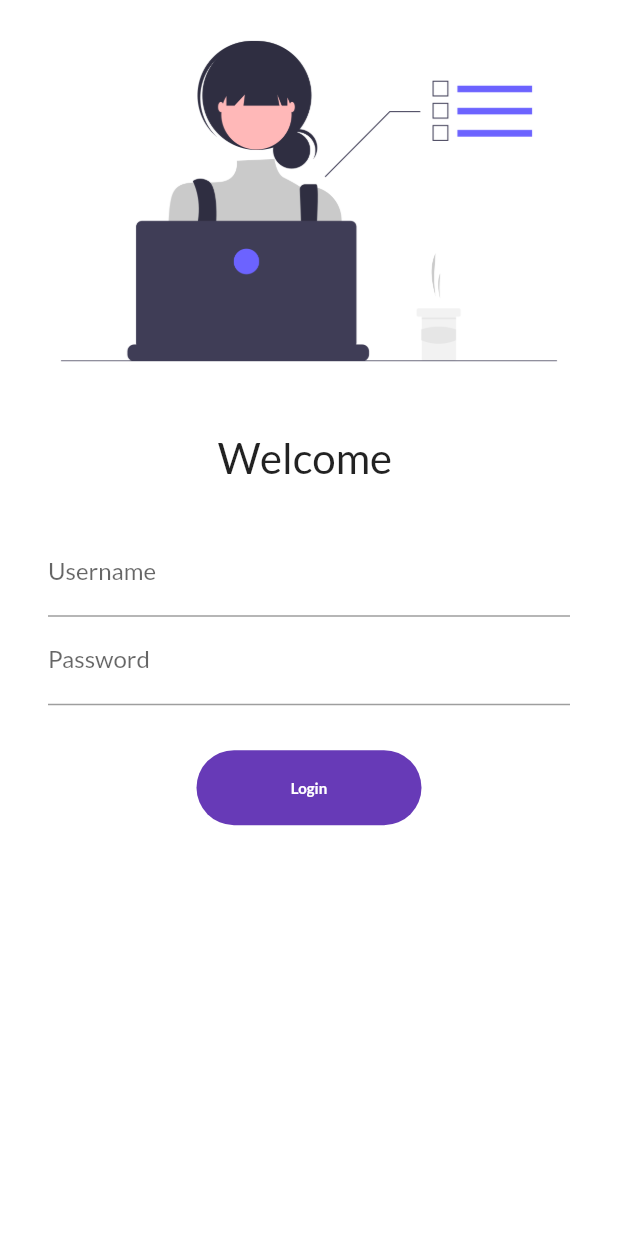
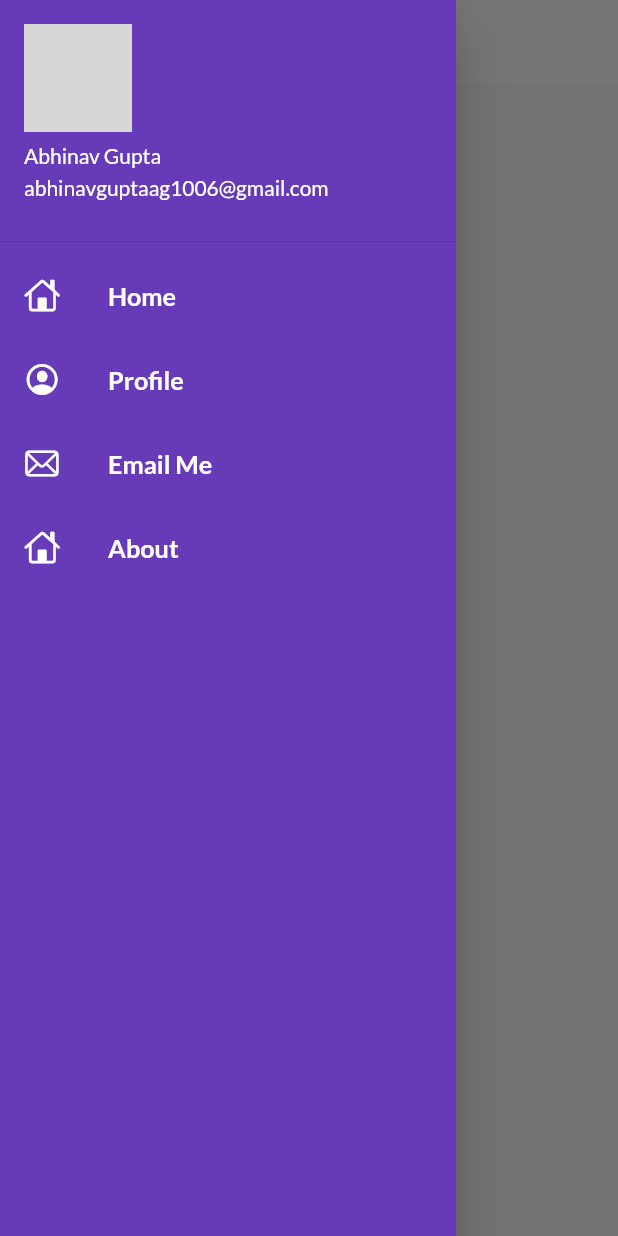
Before and after one commit to abhi-rck/30daysOfCode, a Flutter app: the screen it shows after launch, with the side drawer open (before the commit the screen has no drawer), on a phone screen of 412 x 824 dp. Run offline on Flutter 3.47's test engine with Material 2 defaults, Android fonts, the phone set to English and light mode, and no system bars; our stand-ins replace google_fonts; network calls fail; grey boxes are pictures that could not be loaded.

Commit message:
themes extracted

```diff
--- a/lib/main.dart
+++ b/lib/main.dart
@@ -3,6 +3,7 @@ import 'package:google_fonts/google_fonts.dart';
 import 'package:shop/pages/home_page.dart';
 import 'package:shop/pages/login_page.dart';
 import 'package:shop/utils/routes.dart';
+import 'package:shop/utils/themes.dart';
 
 void main() {
   runApp(MyApp());
@@ -13,15 +14,10 @@ class MyApp extends StatelessWidget {
   Widget build(BuildContext context) {
     return MaterialApp(
       themeMode: ThemeMode.light,
-      theme: ThemeData(
-        primarySwatch: Colors.deepPurple,
-        fontFamily: GoogleFonts.lato().fontFamily,
-      ),
-      darkTheme: ThemeData(
-        brightness: Brightness.dark,
-      ),
+      theme: MyThemes.lightTheme(context),
+      darkTheme: MyThemes.darkTheme(context),
       debugShowCheckedModeBanner: false,
-      initialRoute: "/login",
+      initialRoute: MyRoutes.homeRoute,
       routes: {
         MyRoutes.homeRoute: (context) => HomePage(),
         MyRoutes.loginRoute: (context) => LoginPage(),
--- a/lib/pages/home_page.dart
+++ b/lib/pages/home_page.dart
@@ -1,4 +1,5 @@
 import 'package:flutter/material.dart';
+import 'package:shop/widgets/drawer.dart';
 
 class HomePage extends StatelessWidget {
   const HomePage({Key key}) : super(key: key);
@@ -6,8 +7,10 @@ class HomePage extends StatelessWidget {
   @override
   Widget build(BuildContext context) {
     return Scaffold(
-      appBar: AppBar(),
-      drawer: Drawer(),
+      appBar: AppBar(
+        title: Text("MyShop"),
+      ),
+      drawer: MyDrawer(),
       body: Center(
         child: Text("HomePage"),
       ),
--- a/lib/pages/login_page.dart
+++ b/lib/pages/login_page.dart
@@ -11,11 +11,30 @@ class LoginPage extends StatefulWidget {
 class _LoginPageState extends State<LoginPage> {
   String name = "";
   bool changeButton = false;
+
+  final _formKey = GlobalKey<FormState>();
+
+  moveToHome(BuildContext context) async {
+    if (_formKey.currentState.validate()) {
+      setState(() {
+        changeButton = true;
+      });
+      await Future.delayed(Duration(seconds: 1));
+      await Navigator.pushNamed(context, MyRoutes.homeRoute);
+      setState(() {
+        changeButton = false;
+      });
+    }
+  }
+
   @override
   Widget build(BuildContext context) {
     return Material(
       color: Colors.white,
+      child: SafeArea(
         child: SingleChildScrollView(
+          child: Form(
+            key: _formKey,
             child: Column(
               children: [
                 Image.asset(
@@ -27,16 +46,14 @@ class _LoginPageState extends State<LoginPage> {
                 ),
                 Text(
                   "Welcome $name",
-              style: TextStyle(
-                fontSize: 28.0,
-              ),
+                  style: TextStyle(fontSize: 28.0, fontWeight: FontWeight.bold),
                 ),
                 SizedBox(
                   height: 20.0,
                 ),
                 Padding(
-              padding:
-                  const EdgeInsets.symmetric(vertical: 10.0, horizontal: 32.0),
+                  padding: const EdgeInsets.symmetric(
+                      vertical: 10.0, horizontal: 32.0),
                   child: Column(
                     children: [
                       TextFormField(
@@ -47,6 +64,14 @@ class _LoginPageState extends State<LoginPage> {
                             name = val;
                           });
                         },
+                        validator: (value) {
+                          if (value.isEmpty) {
+                            return "Password can't be empty";
+                          } else if (value.length <= 6) {
+                            return "Password length should be more than 6";
+                          }
+                          return null;
+                        },
                       ),
                       TextFormField(
                         decoration: InputDecoration(
@@ -54,6 +79,12 @@ class _LoginPageState extends State<LoginPage> {
                           labelText: "Password",
                         ),
                         obscureText: true,
+                        validator: (value) {
+                          if (value.isEmpty) {
+                            return "Username can't be empty";
+                          }
+                          return null;
+                        },
                       ),
                     ],
                   ),
@@ -61,18 +92,16 @@ class _LoginPageState extends State<LoginPage> {
                 SizedBox(
                   height: 20.0,
                 ),
-            InkWell(
-              onTap: () async {
-                setState(() {
-                  changeButton = true;
-                });
-                await Future.delayed(Duration(seconds: 1));
-                Navigator.pushNamed(context, MyRoutes.homeRoute);
-              },
+                Material(
+                  color: Colors.deepPurple,
+                  borderRadius: BorderRadius.circular(100),
+                  child: InkWell(
+                    onTap: () => moveToHome(context),
                     child: AnimatedContainer(
                       duration: Duration(seconds: 1),
                       height: 50,
                       width: changeButton ? 50 : 150,
+                      alignment: Alignment.center,
                       child: changeButton
                           ? Icon(
                               Icons.done,
@@ -86,10 +115,7 @@ class _LoginPageState extends State<LoginPage> {
                                 fontWeight: FontWeight.bold,
                               ),
                             ),
-                alignment: Alignment.center,
-                decoration: BoxDecoration(
-                    color: Colors.deepPurple,
-                    borderRadius: BorderRadius.circular(100)),
+                    ),
                   ),
                 )
                 // ElevatedButton(
@@ -104,6 +130,8 @@ class _LoginPageState extends State<LoginPage> {
               ],
             ),
           ),
+        ),
+      ),
     );
   }
 }
--- /dev/null
+++ b/lib/utils/themes.dart
@@ -0,0 +1,20 @@
+import 'package:flutter/cupertino.dart';
+import 'package:flutter/material.dart';
+import 'package:google_fonts/google_fonts.dart';
+
+class MyThemes {
+  static ThemeData lightTheme(BuildContext context) => ThemeData(
+        primarySwatch: Colors.deepPurple,
+        fontFamily: GoogleFonts.lato().fontFamily,
+        appBarTheme: AppBarTheme(
+          color: Colors.white,
+          elevation: 0.0,
+          iconTheme: IconThemeData(color: Colors.black),
+          textTheme: Theme.of(context).textTheme,
+        ),
+      );
+
+  static ThemeData darkTheme(BuildContext context) => ThemeData(
+        brightness: Brightness.dark,
+      );
+}
--- /dev/null
+++ b/lib/widgets/drawer.dart
@@ -0,0 +1,88 @@
+import 'package:flutter/cupertino.dart';
+import 'package:flutter/material.dart';
+
+class MyDrawer extends StatelessWidget {
+  const MyDrawer({Key key}) : super(key: key);
+
+  final String imgurl =
+      "https://lh3.googleusercontent.com/ogw/ADGmqu81X5jBx9QMDfEx9Qps0_bU42oP8GA_lt2KlrjUGBk=s83-c-mo";
+
+  @override
+  Widget build(BuildContext context) {
+    return Drawer(
+      child: Container(
+        decoration: BoxDecoration(color: Theme.of(context).primaryColor),
+        child: ListView(
+          children: [
+            DrawerHeader(
+              padding: EdgeInsets.zero,
+              child: UserAccountsDrawerHeader(
+                accountName: Text("Abhinav Gupta"),
+                accountEmail: Text("abhinavguptaag1006@gmail.com"),
+                currentAccountPicture: CircleAvatar(
+                  backgroundImage: NetworkImage(imgurl),
+                ),
+              ),
+            ),
+            ListTile(
+              leading: Icon(
+                CupertinoIcons.home,
+                color: Colors.white,
+              ),
+              title: Text(
+                "Home",
+                textScaleFactor: 1.2,
+                style: TextStyle(
+                  color: Colors.white,
+                  fontWeight: FontWeight.bold,
+                ),
+              ),
+            ),
+            ListTile(
+              leading: Icon(
+                CupertinoIcons.profile_circled,
+                color: Colors.white,
+              ),
+              title: Text(
+                "Profile",
+                textScaleFactor: 1.2,
+                style: TextStyle(
+                  color: Colors.white,
+                  fontWeight: FontWeight.bold,
+                ),
+              ),
+            ),
+            ListTile(
+              leading: Icon(
+                CupertinoIcons.mail,
+                color: Colors.white,
+              ),
+              title: Text(
+                "Email Me",
+                textScaleFactor: 1.2,
+                style: TextStyle(
+                  color: Colors.white,
+                  fontWeight: FontWeight.bold,
+                ),
+              ),
+            ),
+            ListTile(
+              leading: Icon(
+                CupertinoIcons.home,
+                color: Colors.white,
+              ),
+              title: Text(
+                "About",
+                textScaleFactor: 1.2,
+                style: TextStyle(
+                  color: Colors.white,
+                  fontWeight: FontWeight.bold,
+                ),
+              ),
+            ),
+          ],
+        ),
+      ),
+    );
+  }
+}
```
Lines whose indentation alone changed are shown as unchanged.
